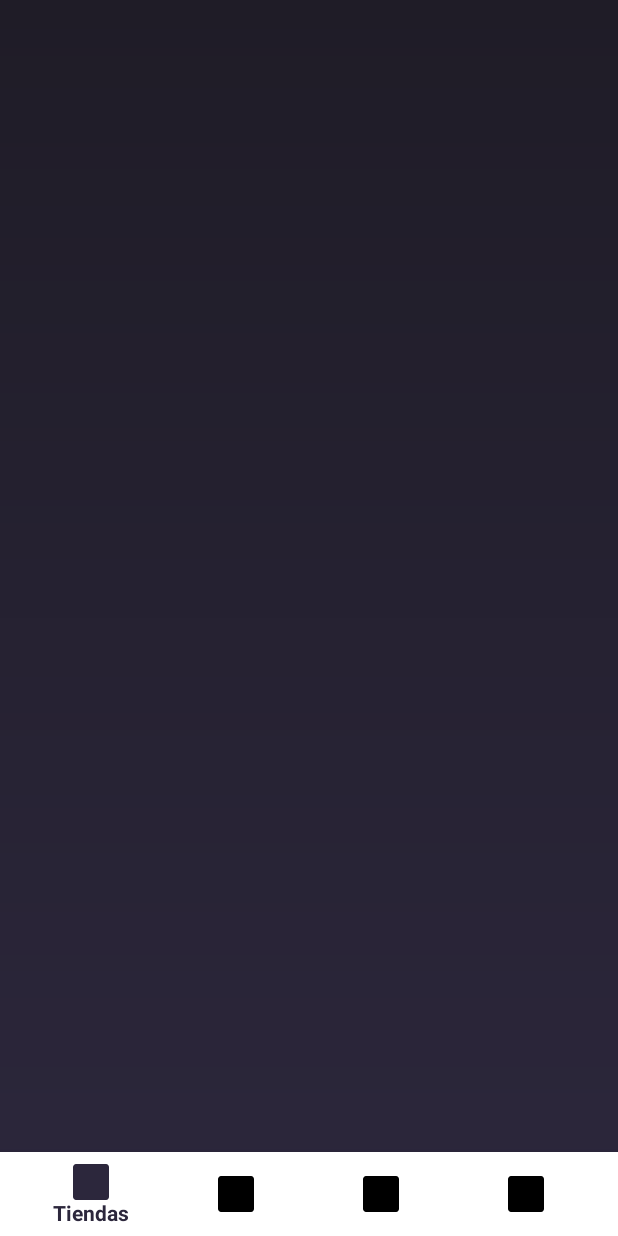
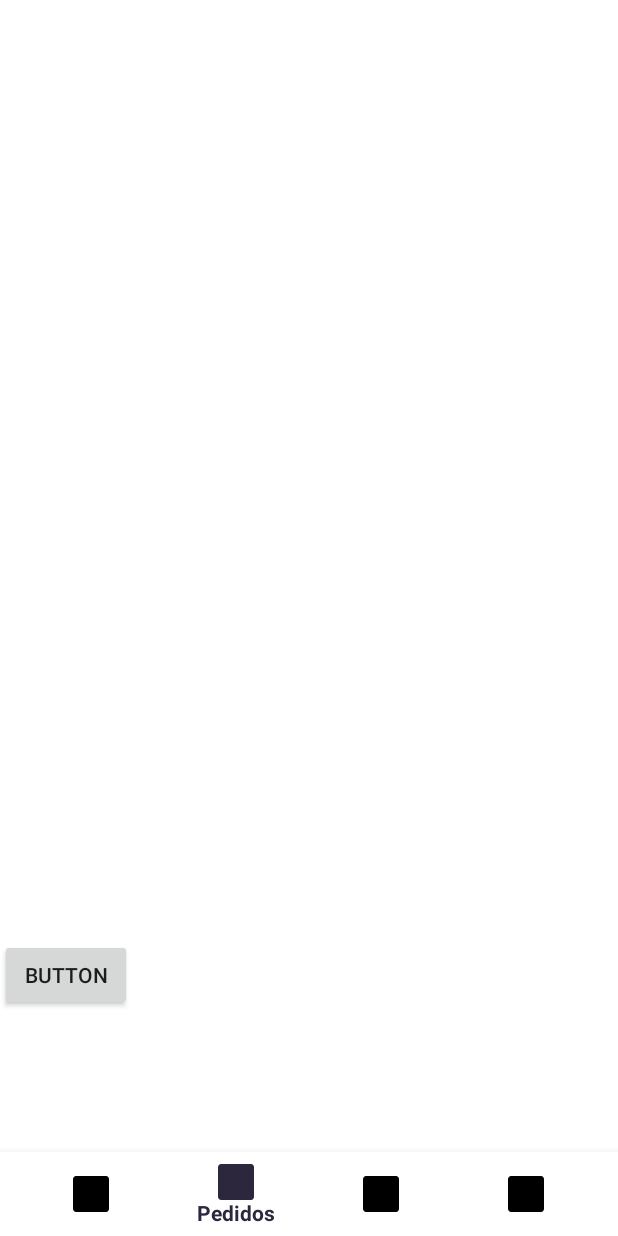
Before and after one commit to Lutimi/TeleAppMobile, an Android app: the screen it shows after launch (HomeActivity), item 2 of the bottom bar chosen, on a phone screen of 412 x 824 dp. Run offline under Robolectric (Android 15) with nearby library versions, the phone set to English and light mode, and no system bars.

```diff
--- a/app/src/main/java/com/example/vicky/androidui/HomeActivity.kt
+++ b/app/src/main/java/com/example/vicky/androidui/HomeActivity.kt
@@ -17,31 +17,38 @@ class HomeActivity : AppCompatActivity() {
     private val mOnNavigationItemSelectedListener =
             BottomNavigationView.OnNavigationItemSelectedListener { item ->
                 when (item.itemId) {
-                    R.id.item_stores -> {
+                    R.id.item_home -> {
 
                         return@OnNavigationItemSelectedListener true
                     }
-                    R.id.item_favorites -> {
+                    R.id.item_recommendations -> {
 
 
                         return@OnNavigationItemSelectedListener true
                     }
 
-                    R.id.item_orders -> {
+                    R.id.item_status -> {
+                        val fragmentTransaction = supportFragmentManager.beginTransaction()
+                                .replace(
+                                        R.id.frameLayoutFragment,
+                                        ProcessingStatusFragment.newInstance(
+
+                                        ),
+                                      ProcessingStatusFragment.TAG
+                                ).addToBackStack(ProcessingStatusFragment.TAG)
+                        fragmentTransaction.commitAllowingStateLoss()
+                        return@OnNavigationItemSelectedListener true
+
+                    }
+
+                    R.id.item_city -> {
 
 
                         return@OnNavigationItemSelectedListener true
 
                     }
 
-                    R.id.item_shopping -> {
-
-
-                        return@OnNavigationItemSelectedListener true
-
-                    }
-
-                    R.id.item_profile -> {
+                    R.id.item_my_cars -> {
 
                         return@OnNavigationItemSelectedListener true
 
--- /dev/null
+++ b/app/src/main/java/com/example/vicky/androidui/ProcessingStatusFragment.kt
@@ -0,0 +1,40 @@
+package com.example.vicky.androidui
+
+import android.os.Bundle
+import android.support.v4.app.Fragment
+import android.view.LayoutInflater
+import android.view.View
+import android.view.ViewGroup
+
+
+class ProcessingStatusFragment: Fragment() {
+
+    companion object {
+        const val TAG = "NewFragment"
+
+        @JvmStatic
+        fun newInstance() =
+                ProcessingStatusFragment().apply {
+                    arguments = Bundle().apply {
+
+                    }
+                }
+    }
+
+    override fun onCreate(savedInstanceState: Bundle?) {
+        super.onCreate(savedInstanceState)
+    }
+
+    override fun onCreateView(
+            inflater: LayoutInflater,
+            container: ViewGroup?,
+            savedInstanceState: Bundle?
+    ): View? {
+        return inflater.inflate(R.layout.processingstatus_fragment, container, false)
+    }
+
+    override fun onViewCreated(view: View, savedInstanceState: Bundle?) {
+        super.onViewCreated(view, savedInstanceState)
+    }
+
+}
--- a/app/src/main/res/layout/home_main.xml
+++ b/app/src/main/res/layout/home_main.xml
@@ -6,7 +6,11 @@
         android:layout_height="match_parent"
         android:background="@drawable/background"
         tools:context="com.example.vicky.androidui.MainActivity">
-
+    <FrameLayout
+            android:id="@+id/frameLayoutFragment"
+            android:layout_width="match_parent"
+            android:layout_marginBottom="50dp"
+            android:layout_height="match_parent" />
     <android.support.design.widget.BottomNavigationView
             android:id="@+id/bottom_navigation"
             android:layout_width="match_parent"
--- /dev/null
+++ b/app/src/main/res/layout/processingstatus_fragment.xml
@@ -0,0 +1,49 @@
+<?xml version="1.0" encoding="utf-8"?>
+<android.support.constraint.ConstraintLayout xmlns:android="http://schemas.android.com/apk/res/android"
+        xmlns:app="http://schemas.android.com/apk/res-auto"
+        xmlns:tools="http://schemas.android.com/tools"
+        android:id="@+id/mainView"
+        android:layout_width="match_parent"
+        android:layout_height="match_parent"
+        android:background="@android:color/white"
+        >
+
+
+    <TextView
+            android:id="@+id/tvFirstParameterName"
+            android:layout_width="wrap_content"
+            android:layout_height="wrap_content"
+            android:alpha="0.5"
+            android:textColor="@color/colorPrimary"
+            android:visibility="visible"
+            app:layout_constraintEnd_toEndOf="parent"
+
+
+            app:layout_constraintStart_toStartOf="parent"
+            app:layout_constraintTop_toTopOf="parent"
+            tools:text="AUN NOSE" />
+
+    <TextView
+            android:id="@+id/tvFirstParameterValue"
+            android:layout_width="wrap_content"
+            android:layout_height="wrap_content"
+            android:alpha="0.5"
+            android:textColor="@color/colorPrimary"
+            android:visibility="visible"
+            app:layout_constraintEnd_toEndOf="parent"
+
+            app:layout_constraintStart_toStartOf="parent"
+            app:layout_constraintTop_toBottomOf="@+id/tvFirstParameterName"
+            tools:text="5.6 mg/L" />
+
+    <Button
+            android:id="@+id/button"
+            android:layout_width="wrap_content"
+            android:layout_height="wrap_content"
+            android:layout_marginBottom="100dp"
+            android:text="Button"
+            app:layout_constraintBottom_toBottomOf="parent"
+            tools:layout_editor_absoluteX="157dp" />
+
+
+</android.support.constraint.ConstraintLayout>
```
Also changed, not shown: 16 other files.
